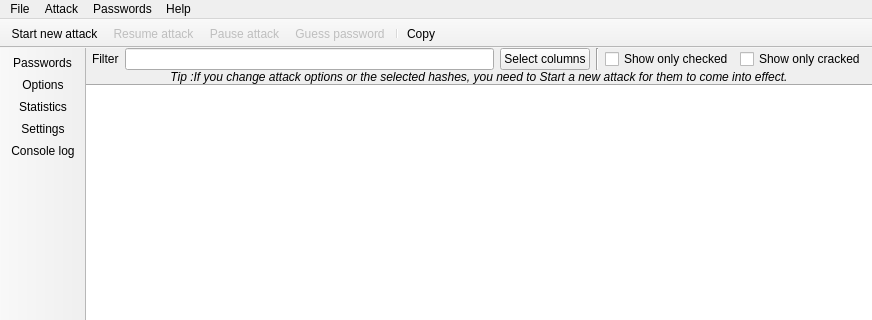
Old version of the form forms/mainwindow.ui in the repository openwall/johnny; both pictures show x 0 to 872 and y 0 to 320 of the 872 by 654 pixel window.
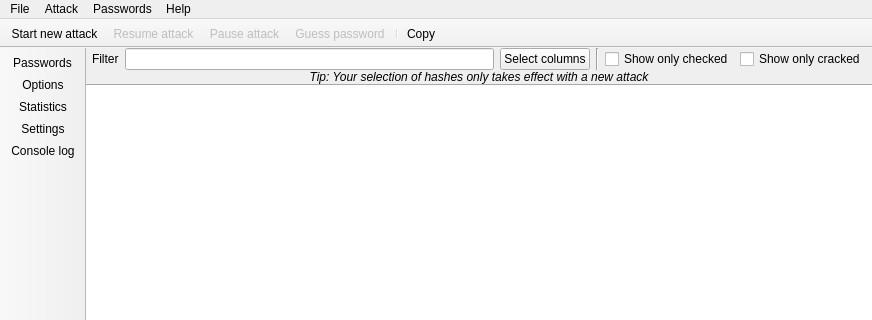
New version of the form. Icons and pictures are not drawn. Custom widgets are drawn as their Qt base class.

What changed in the file:
```diff
--- a/forms/mainwindow.ui
+++ b/forms/mainwindow.ui
@@ -166,7 +166,7 @@
               </font>
              </property>
              <property name="text">
-              <string>Tip :If you change attack options or the selected hashes, you need to Start a new attack for them to come into effect.</string>
+              <string>Tip: Your selection of hashes only takes effect with a new attack</string>
              </property>
              <property name="alignment">
               <set>Qt::AlignCenter</set>
```
Left out of the diff: 33 changed lines with no effect on the pictures.
